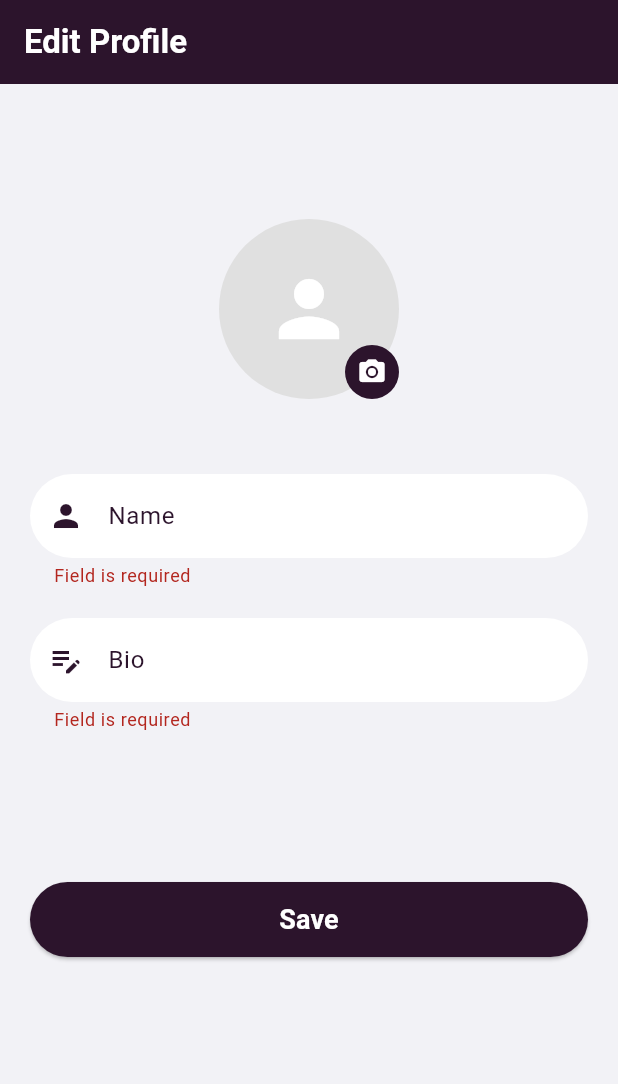
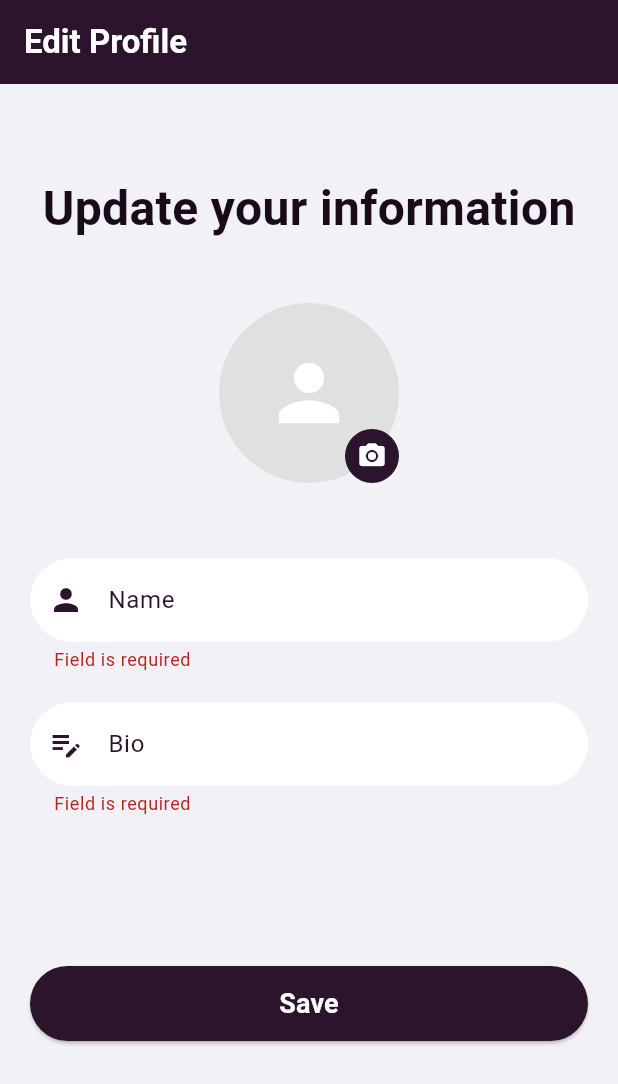
Before and after one commit to AbdelrahmanSiam/connectly_app, a Flutter app: the EditProfileView screen opened by its route, after a tap on "Save", on a phone screen of 412 x 824 dp. Shown: the top 1084 px of the screen. Run offline on Flutter 3.47's test engine with Material 3 defaults, Android fonts, the phone set to English and light mode, and no system bars; our stand-ins replace bloc, cloud_firestore, firebase_auth, firebase_core, flutter_bloc, get_it and 3 more; accounts and stored records are empty.

Commit message:
add header to edit profile view

```diff
--- a/lib/features/profile/data/model/user_model.dart
+++ b/lib/features/profile/data/model/user_model.dart
@@ -28,7 +28,7 @@ class UserModel {
         email: user["email"]?? "",
         profilePictureUrl: user["profilePictureUrl"]?? "",
         bio: user["bio"]?? "",
-        isOnline: user["isOnline"] ?? false,
+        isOnline: user["isOnline"] ?? true,
         createdAt: (user["createdAt"] as Timestamp).toDate(),
         lastSeen: (user["lastSeen"] as Timestamp).toDate(),);
   }
--- a/lib/features/profile/presentation/views/widgets/edit_profile_view_body.dart
+++ b/lib/features/profile/presentation/views/widgets/edit_profile_view_body.dart
@@ -1,6 +1,8 @@
 import 'dart:io';
 
 import 'package:connectly_app/core/routing/app_router.dart';
+import 'package:connectly_app/core/utils/app_colors.dart';
+import 'package:connectly_app/core/utils/app_text_styles.dart';
 import 'package:connectly_app/core/widgets/custom_snackbar.dart';
 import 'package:connectly_app/features/auth/presentation/views/helpers/helper_methods.dart';
 import 'package:connectly_app/features/auth/presentation/views/widgets/custom_auth_button.dart';
@@ -56,8 +58,13 @@ class _EditProfileViewBodyState extends State<EditProfileViewBody> {
             crossAxisAlignment: CrossAxisAlignment.center,
             children: [
               SizedBox(
-                height: 70,
+                height: 40,
               ),
+              Text(
+                "Update your information",
+                style: AppTextStyles.textStyle32.copyWith(color: AppColors.deepPrimary),
+              ),
+              const SizedBox(height: 40),
               ProfileImagePicker(
                 imageFile: selectedImage, // new image
                 imageUrl: imageUrl, // old image
@@ -98,15 +105,14 @@ class _EditProfileViewBodyState extends State<EditProfileViewBody> {
               ),
               BlocConsumer<EditProfileCubit, EditProfileState>(
                 listener: (context, state) {
-                  if(state is EditProfileSuccessState){
+                  if (state is EditProfileSuccessState) {
                     CustomSnackBar.show(
                       context,
-                      message:
-                          "Profile updated ",
+                      message: "Profile updated ",
                       type: SnackBarType.success,
                     );
-                  }
-                  else if(state is EditProfileFailureState){
+                    Navigator.pop(context);
+                  } else if (state is EditProfileFailureState) {
                     CustomSnackBar.show(context,
                         message: state.errMessage, type: SnackBarType.error);
                   }
@@ -121,7 +127,6 @@ class _EditProfileViewBodyState extends State<EditProfileViewBody> {
                             name: newName.text,
                             bio: bio.text,
                             newProfilePic: selectedImage);
-                        context.push(AppRouter.profileView);
                       }
                     },
                   );
```
